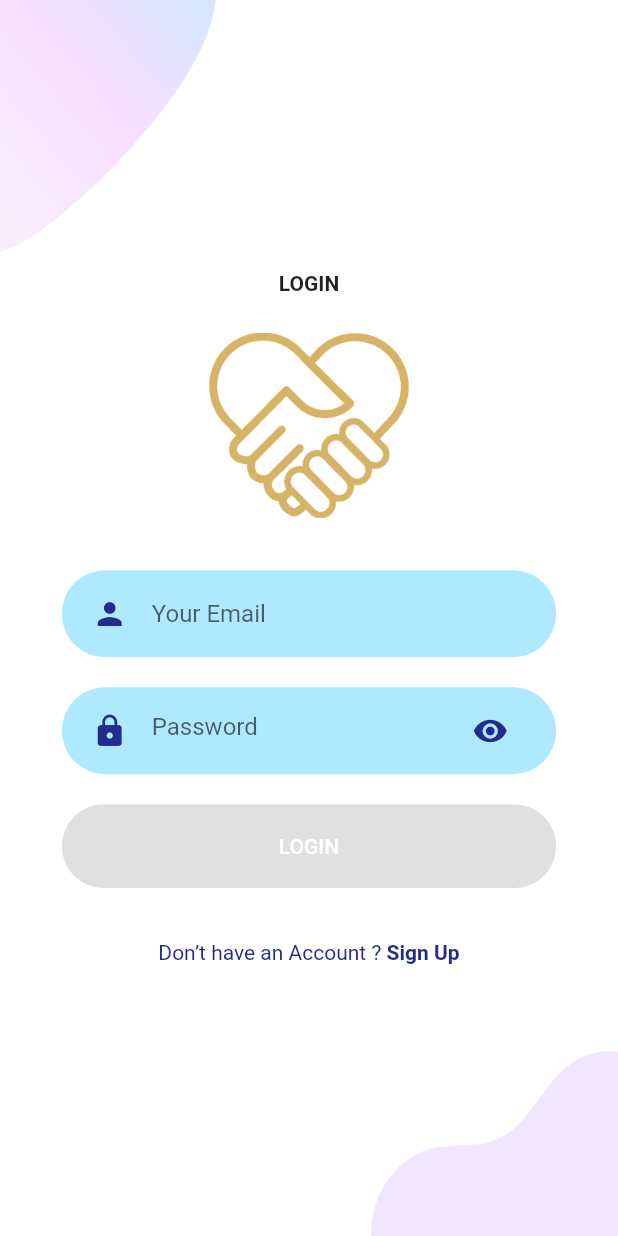
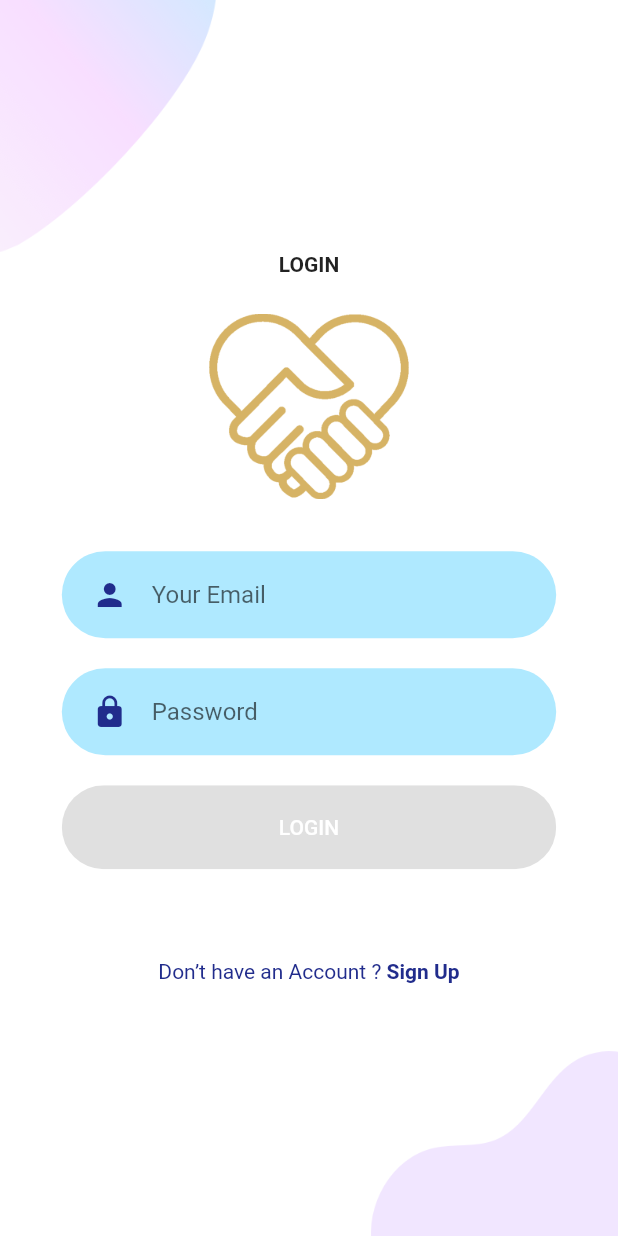
Before and after one commit to simoneghiazzi/DIMA, a Flutter app: the screen it shows after launch, after a tap on "LOGIN", on a phone screen of 412 x 824 dp. Run offline on Flutter 3.47's test engine with Material 2 defaults, Android fonts, the phone set to English and light mode, and no system bars; our stand-ins replace email_validator, firebase_auth, firebase_core, rxdart; accounts and stored records are empty.

Commit message:
Error messages in login/sign up view

```diff
--- a/lib/ViewModel/ObserverForms/AuthForm.dart
+++ b/lib/ViewModel/ObserverForms/AuthForm.dart
@@ -9,7 +9,6 @@ abstract class AuthFormInterface{
   Stream<bool> get passwordController;
   Stream<bool> get isButtonEnabled;
   Stream<String> get errorEmailText;
-  Stream<String> get errorPasswordText;
 
   void dispose();
 }
@@ -37,9 +36,6 @@ class LoginForm  implements AuthFormInterface{
   Stream<String> get errorEmailText => emailController.map((isCorrect) => isCorrect ? false : "Invalid email");
 
   @override
-  Stream<String> get errorPasswordText => passwordController.map((isEmpty) => isEmpty ? false : "Invalid password");
-
-  @override
   void dispose() {
     _emailStream.close();
     _passwordStream.close();
--- a/lib/Views/Login/components/body.dart
+++ b/lib/Views/Login/components/body.dart
@@ -58,24 +58,29 @@ class _BodyState extends State<Body> {
                 );
               }
             ),
-            StreamBuilder<String>(
-              stream: widget.authViewModel.getLoginForm().errorPasswordText,
-              builder: (context, snapshot) {
-                return RoundedPasswordField(
+            RoundedPasswordField(
                   controller: widget.authViewModel.passwordController,
-                  errorText: snapshot.data,
-                );
-              }
             ),
             StreamBuilder(
               stream: widget.authViewModel.getLoginForm().isButtonEnabled,
               builder: (context, snapshot) {
                 return RoundedButton(text: "LOGIN", press: () => widget.authViewModel.logIn(), enabled: snapshot.data ?? false,);
             }),
+            SizedBox(height: size.height * 0.01),
+            StreamBuilder<String>(
+              stream: widget.authViewModel.authErrorMessage,
+              builder: (context, snapshot) {
+                return RichText(
+                  text: TextSpan(
+                    text: snapshot.data,
+                    style: TextStyle(color: Colors.red, fontSize: 15))
+                );
+              }
+            ),
             SizedBox(height: size.height * 0.03),
             AlreadyHaveAnAccountCheck(
               press: () {
-                Navigator.push(
+                Navigator.pushReplacement(
                   context,
                   MaterialPageRoute(
                     builder: (context) {
--- a/lib/components/rounded_password_field.dart
+++ b/lib/components/rounded_password_field.dart
@@ -28,10 +28,6 @@ class RoundedPasswordField extends StatelessWidget {
             Icons.lock,
             color: kPrimaryColor,
           ),
-          suffixIcon: Icon(
-            Icons.visibility,
-            color: kPrimaryColor,
-          ),
           border: InputBorder.none,
           errorText: errorText,
         ),
--- a/pubspec.yaml
+++ b/pubspec.yaml
@@ -26,8 +26,8 @@ dependencies:
   provider: ^5.0.0
   rxdart: ^0.26.0
   email_validator: ^2.0.1
-  firebase_auth: ^1.1.0
-  firebase_core: ^1.0.3
+  firebase_auth: ^1.1.2
+  firebase_core: ^1.1.0
 
 
   # The following adds the Cupertino Icons font to your application.
```
Also changed, not shown: lib/Model/Services/AuthService.dart (+2 -12 lines), lib/ViewModel/AuthViewModel.dart (+28 -17 lines), lib/Views/Signup/components/body.dart (+13 -8 lines), pubspec.lock.
